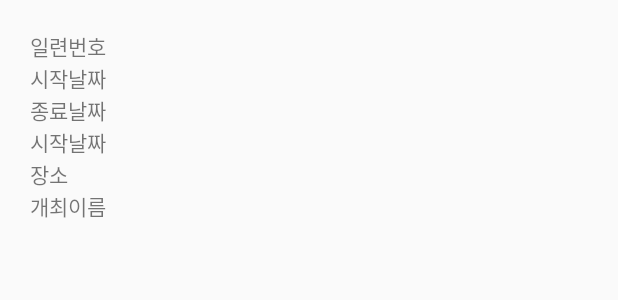
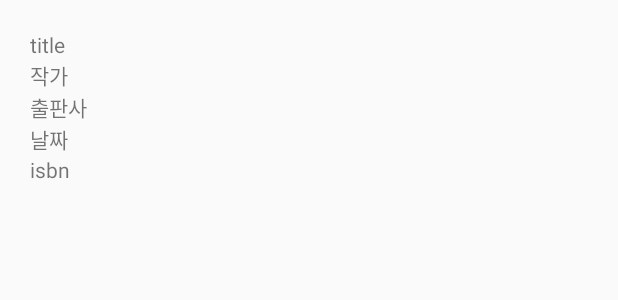
Before and after one commit to kouym7979/OpenAPI, an Android app: the layout list_item.xml on its own in the app's theme, with its tools: preview values and no code run, on a phone screen of 412 x 824 dp. Shown: the top 300 px of the screen. Run offline under Robolectric (Android 15) with nearby library versions, the phone set to English and light mode, and no system bars.

```diff
--- a/app/src/main/res/layout/list_item.xml
+++ b/app/src/main/res/layout/list_item.xml
@@ -10,51 +10,44 @@
     <TextView
         android:layout_width="wrap_content"
         android:layout_height="wrap_content"
-        android:id="@+id/list_num"
+        android:id="@+id/title"
         app:layout_constraintLeft_toLeftOf="parent"
         app:layout_constraintTop_toTopOf="parent"
         android:layout_margin="20sp"
-        tools:text="일련번호"/>
+        tools:text="title"/>
     <TextView
         android:layout_width="wrap_content"
         android:layout_height="wrap_content"
-        android:id="@+id/s_date"
+        android:id="@+id/author"
         app:layout_constraintLeft_toLeftOf="parent"
-        app:layout_constraintTop_toBottomOf="@id/list_num"
+        app:layout_constraintTop_toBottomOf="@id/title"
         android:layout_marginLeft="20sp"
-        tools:text="시작날짜"/>
+        tools:text="작가"/>
     <TextView
         android:layout_width="wrap_content"
         android:layout_height="wrap_content"
-        android:id="@+id/e_date"
+        android:id="@+id/publish"
         app:layout_constraintLeft_toLeftOf="parent"
-        app:layout_constraintTop_toBottomOf="@id/s_date"
+        app:layout_constraintTop_toBottomOf="@id/author"
         android:layout_marginLeft="20sp"
-        tools:text="종료날짜"/>
+        tools:text="출판사"/>
     <TextView
         android:layout_width="wrap_content"
         android:layout_height="wrap_content"
-        android:id="@+id/content"
+        android:id="@+id/year"
         app:layout_constraintLeft_toLeftOf="parent"
-        app:layout_constraintTop_toBottomOf="@id/e_date"
+        app:layout_constraintTop_toBottomOf="@id/publish"
         android:layout_marginLeft="20sp"
-        tools:text="시작날짜"/>
+        tools:text="날짜"/>
     <TextView
         android:layout_width="wrap_content"
         android:layout_height="wrap_content"
-        android:id="@+id/place_name"
+        android:id="@+id/isbn"
         app:layout_constraintLeft_toLeftOf="parent"
-        app:layout_constraintTop_toBottomOf="@id/content"
+        app:layout_constraintTop_toBottomOf="@id/year"
         android:layout_marginLeft="20sp"
-        tools:text="장소"/>
-    <TextView
-        android:layout_width="wrap_content"
-        android:layout_height="wrap_content"
-        android:id="@+id/fes_name"
-        app:layout_constraintLeft_toLeftOf="parent"
-        app:layout_constraintTop_toBottomOf="@id/place_name"
-        android:layout_marginLeft="20sp"
-        tools:text="개최이름"/>
+        tools:text="isbn"/>
+
 
 
 </androidx.constraintlayout.widget.ConstraintLayout>
```
Also changed, not shown: app/src/main/java/com/example/openapi/Adapter/RecyclerViewAdapter.kt (+11 -11 lines), app/src/main/java/com/example/openapi/MainActivity.kt (+23 -16 lines), app/src/main/java/com/example/openapi/ResponseDTO.kt (+9 -8 lines).
